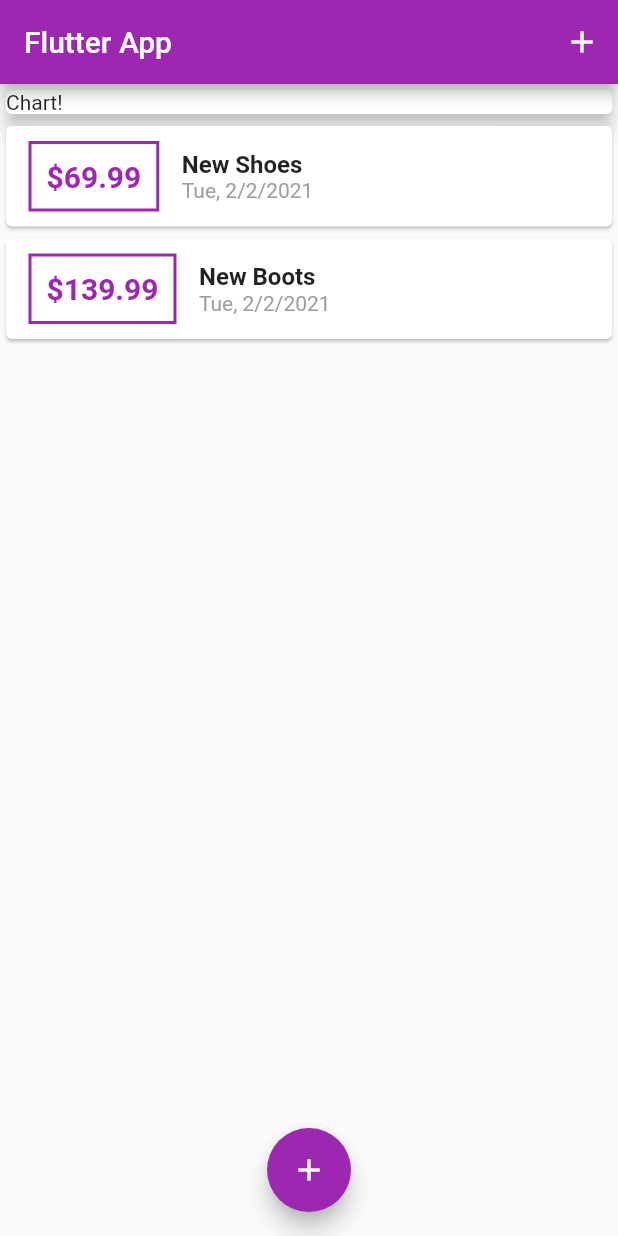
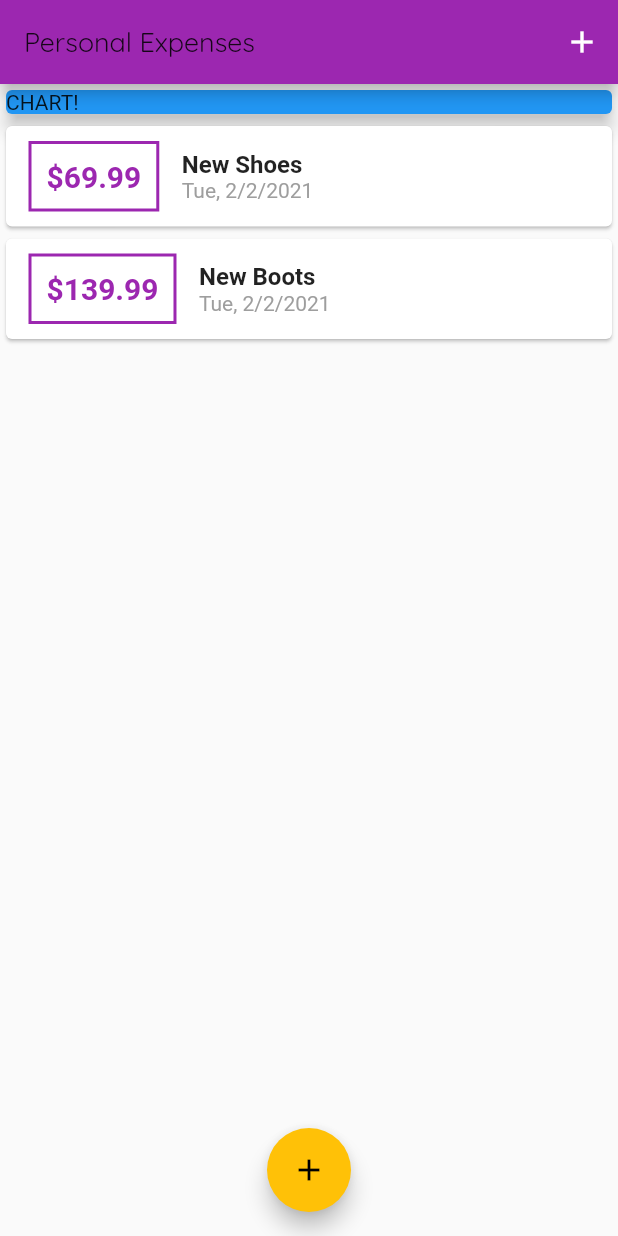
Before and after one commit to Kgresmer/expense_tracker_flutter, a Flutter app: the screen it shows after launch, on a phone screen of 412 x 824 dp. Run offline on Flutter 3.47's test engine with Material 2 defaults, Android fonts, the phone set to English and light mode, and no system bars.

Commit message:
Adding custom fonts.

```diff
--- a/lib/main.dart
+++ b/lib/main.dart
@@ -12,10 +12,14 @@ class MyApp extends StatelessWidget {
   @override
   Widget build(BuildContext context) {
     return MaterialApp(
-      title: 'Flutter Demo',
+      title: 'Personal Expenses',
       theme: ThemeData(
         primarySwatch: Colors.purple,
+        accentColor: Colors.amber,
         visualDensity: VisualDensity.adaptivePlatformDensity,
+        fontFamily: 'Quicksand',
+        textTheme: ThemeData.light().textTheme.copyWith(headline6: TextStyle(fontSize: 18, fontWeight: FontWeight.w500)),
+        appBarTheme: AppBarTheme(textTheme: ThemeData.light().textTheme.copyWith(headline6: TextStyle(fontSize: 20, fontWeight: FontWeight.bold)))
       ),
       home: MyHomePage(),
     );
@@ -62,25 +66,30 @@ class _MyHomePageState extends State<MyHomePage> {
   Widget build(BuildContext context) {
     return Scaffold(
       appBar: AppBar(
-        title: Text('Flutter App'),
+        title: Text('Personal Expenses', style: Theme.of(context).textTheme.headline6),
         actions: [
           IconButton(
               icon: Icon(Icons.add),
               onPressed: () => _startAddNewTransaction(context))
         ],
       ),
-      body: Column(
+      body: SingleChildScrollView(
+        child: Column(
+          // mainAxisAlignment: MainAxisAlignment.start,
           crossAxisAlignment: CrossAxisAlignment.stretch,
           children: <Widget>[
             Container(
               width: double.infinity,
               child: Card(
-                child: Text('Chart!'),
+                color: Colors.blue,
+                child: Text('CHART!'),
                 elevation: 5,
               ),
             ),
-            TransactionList(_userTransactions)
-          ]),
+            TransactionList(_userTransactions),
+          ],
+        ),
+      ),
       floatingActionButtonLocation: FloatingActionButtonLocation.centerFloat,
       floatingActionButton: FloatingActionButton(
         child: Icon(Icons.add),
--- a/lib/widgets/transaction_list.dart
+++ b/lib/widgets/transaction_list.dart
@@ -1,4 +1,4 @@
-import 'package:expense_tracking_app/models/transaction.dart';
+import '../models/transaction.dart';
 import 'package:intl/intl.dart';
 import 'package:flutter/material.dart';
 
@@ -10,7 +10,7 @@ class TransactionList extends StatelessWidget {
   @override
   Widget build(BuildContext context) {
     return Container(
-        height: 212,
+        height: 300,
         child: ListView.builder(
           itemBuilder: (ctx, index) {
             return Card(
@@ -21,14 +21,14 @@ class TransactionList extends StatelessWidget {
                   margin: EdgeInsets.symmetric(vertical: 10, horizontal: 15),
                   decoration: BoxDecoration(
                       border: Border.all(
-                    color: Colors.purple,
+                    color: Theme.of(context).primaryColor,
                     width: 2,
                   )),
                   child: Text('\$${_userTransactions[index].amount.toStringAsFixed(2)}',
                       style: TextStyle(
                           fontWeight: FontWeight.bold,
                           fontSize: 20,
-                          color: Colors.purple)),
+                          color: Theme.of(context).primaryColor)),
                 ),
                 Column(
                   crossAxisAlignment: CrossAxisAlignment.start,
```
Also changed, not shown: lib/widgets/new_transaction.dart (+5 -5 lines), pubspec.yaml (+11 -14 lines), assets/fonts/OpenSans-Bold.ttf (added), assets/fonts/OpenSans-Regular.ttf (added), assets/fonts/Quicksand-Bold.ttf (added), assets/fonts/Quicksand-Regular.ttf (added).
